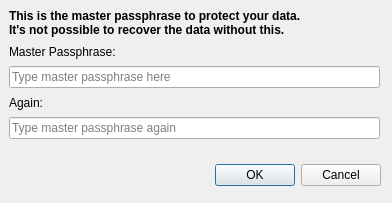
The window that Wilhelmina/MasterPasswordDialog.ui (nrosvall/Wilhelmina) describes before a commit, drawn with Qt 5.
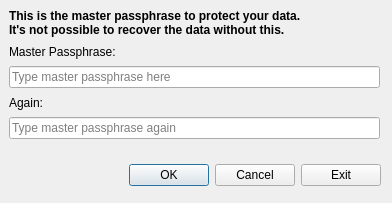
The same window after the commit.

Commit message: Better usability in master password dialog.

Patch:
```diff
--- a/Wilhelmina/MasterPasswordDialog.ui
+++ b/Wilhelmina/MasterPasswordDialog.ui
@@ -62,6 +62,13 @@
       </property>
      </widget>
     </item>
+    <item>
+     <widget class="QPushButton" name="pushButtonExit">
+      <property name="text">
+       <string>Exit</string>
+      </property>
+     </widget>
+    </item>
    </layout>
   </widget>
   <widget class="QWidget" name="verticalLayoutWidget">
```
Left out of the diff: 27 changed lines with no effect on the pictures. The commit also changes 4 other files.
